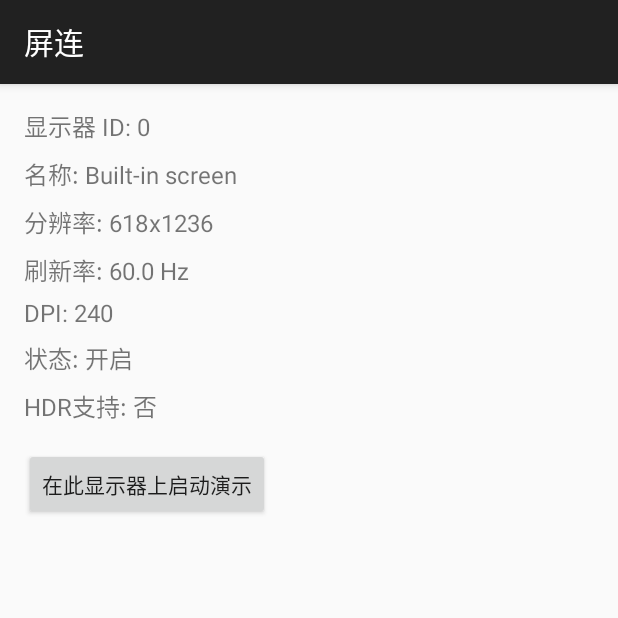
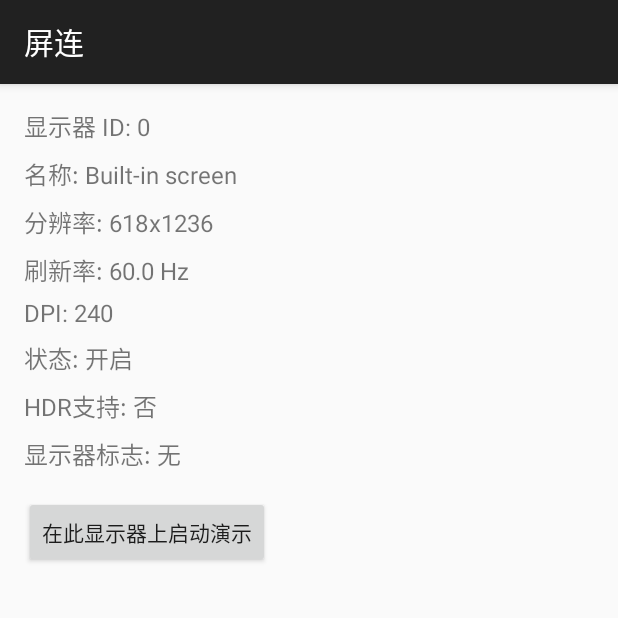
Before and after one commit to nako-ruru/orbit-android, an Android app: the fragment DisplayDetailFragment shown on its own in the app's theme, on a phone screen of 412 x 824 dp, the top half of it. Run offline under Robolectric (Android 15) with nearby library versions, the phone set to English and light mode, and no system bars; 1 statement that could not run was skipped.

Commit message:
show flag

```diff
--- a/app/src/main/java/com/gitee/connect_screen/DisplayDetailFragment.java
+++ b/app/src/main/java/com/gitee/connect_screen/DisplayDetailFragment.java
@@ -28,6 +28,23 @@ public class DisplayDetailFragment extends Fragment {
         return fragment;
     }
 
+    private String getDisplayFlags(Display display) {
+        int flags = display.getFlags();
+        StringBuilder flagsStr = new StringBuilder();
+
+        if ((flags & Display.FLAG_SECURE) != 0) flagsStr.append("FLAG_SECURE, ");
+        if ((flags & Display.FLAG_SUPPORTS_PROTECTED_BUFFERS) != 0) flagsStr.append("FLAG_SUPPORTS_PROTECTED_BUFFERS, ");
+        if ((flags & Display.FLAG_PRIVATE) != 0) flagsStr.append("FLAG_PRIVATE, ");
+        if ((flags & Display.FLAG_PRESENTATION) != 0) flagsStr.append("FLAG_PRESENTATION, ");
+        if ((flags & Display.FLAG_ROUND) != 0) flagsStr.append("FLAG_ROUND, ");
+
+        if (flagsStr.length() > 0) {
+            flagsStr.setLength(flagsStr.length() - 2);
+        }
+
+        return flagsStr.length() > 0 ? flagsStr.toString() : "无";
+    }
+
     @Override
     public View onCreateView(LayoutInflater inflater, ViewGroup container, Bundle savedInstanceState) {
         View view = inflater.inflate(R.layout.fragment_display_detail, container, false);
@@ -47,7 +64,8 @@ public class DisplayDetailFragment extends Fragment {
             "刷新率: %.1f Hz\n" +
             "DPI: %d\n" +
             "状态: %s\n" +
-            "HDR支持: %s",
+            "HDR支持: %s\n" +
+            "显示器标志: %s",
             display.getDisplayId(),
             display.getName(),
             display.getWidth(),
@@ -55,7 +73,8 @@ public class DisplayDetailFragment extends Fragment {
             display.getRefreshRate(),
             metrics.densityDpi,
             display.getState() == Display.STATE_ON ? "开启" : "关闭",
-            display.isHdr() ? "是" : "否"
+            display.isHdr() ? "是" : "否",
+            getDisplayFlags(display)
         );
         detailText.setText(details);
 
--- a/app/src/main/java/com/gitee/connect_screen/job/ListenImageReaderAndPostFrame.java
+++ b/app/src/main/java/com/gitee/connect_screen/job/ListenImageReaderAndPostFrame.java
@@ -52,7 +52,7 @@ public class ListenImageReaderAndPostFrame implements ImageReader.OnImageAvailab
 
         usbState.virtualDisplay = State.mediaProjection.createVirtualDisplay("DisplayLink",
                 targetWidth, height, dpi,
-                DisplayManager.VIRTUAL_DISPLAY_FLAG_AUTO_MIRROR,
+                DisplayManager.VIRTUAL_DISPLAY_FLAG_PUBLIC,
                 surface, null, null);
     }
 
--- a/app/src/main/java/com/gitee/connect_screen/job/ListenOpenglAndPostFrame.java
+++ b/app/src/main/java/com/gitee/connect_screen/job/ListenOpenglAndPostFrame.java
@@ -150,7 +150,7 @@ public class ListenOpenglAndPostFrame implements SurfaceTexture.OnFrameAvailable
             this.surface = new Surface(surfaceTexture);
             usbState.virtualDisplay = State.mediaProjection.createVirtualDisplay("DisplayLink",
                     targetWidth, height, dpi,
-                    DisplayManager.VIRTUAL_DISPLAY_FLAG_AUTO_MIRROR,
+                    DisplayManager.VIRTUAL_DISPLAY_FLAG_PUBLIC,
                     surface, null, null); // 使用 surfaceTexture 而不是 surface
         } catch (Exception e) {
             // 清理资源
```
